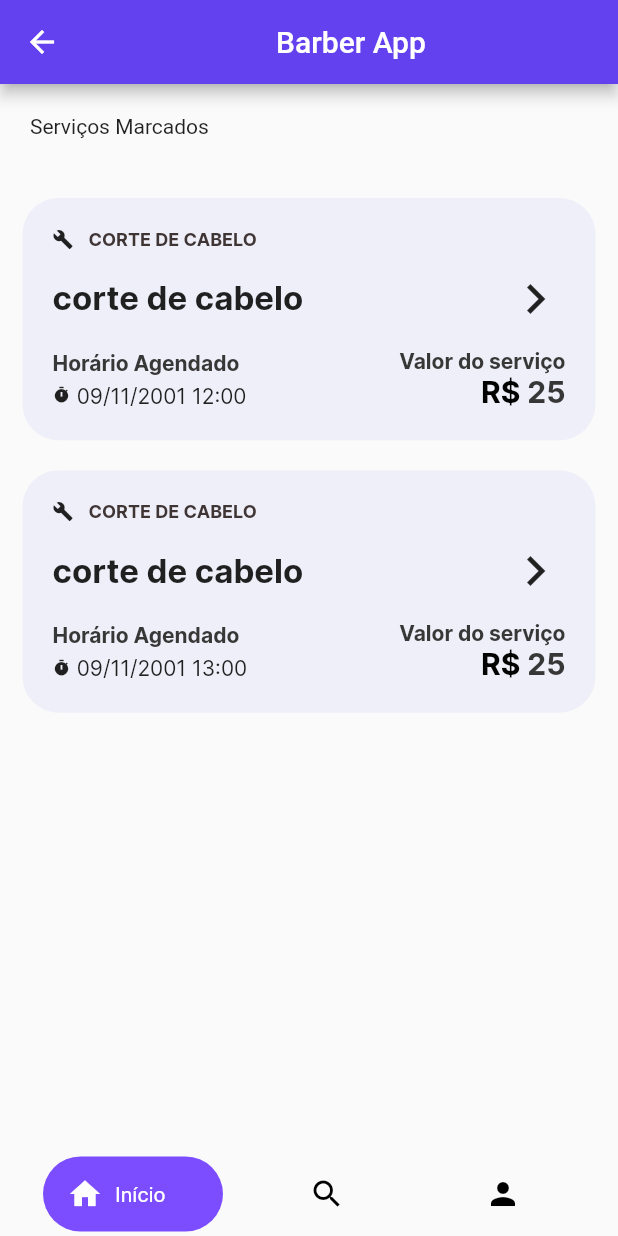
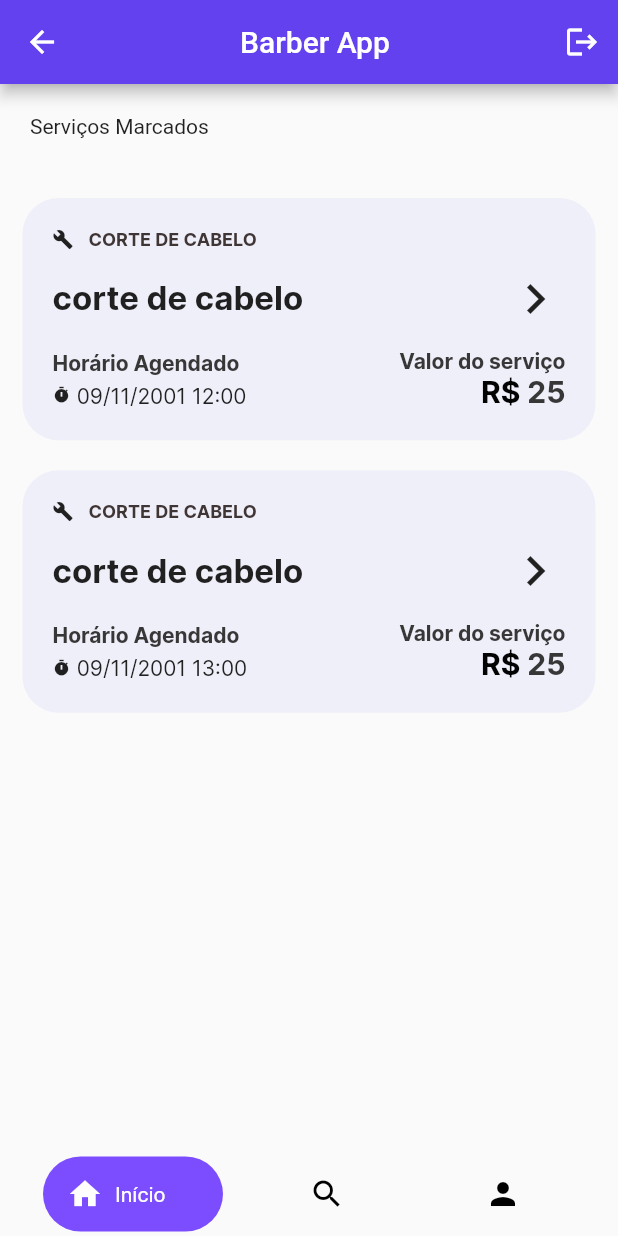
Before and after one commit to viniciusOLN/estudos_flutter, a Flutter app: the HomePage screen opened by its route, on a phone screen of 412 x 824 dp. Run offline on Flutter 3.47's test engine with Material 2 defaults, Android fonts, the phone set to English and light mode, and no system bars; our stand-ins replace flutter_svg, get, get_storage, shared_preferences, splashscreen; missing offline and left inert: flutter_youtube; accounts and stored records are empty.

Commit message:
removendo widgets desnecessários

```diff
--- a/getx_study/lib/app/modules/home/home_view.dart
+++ b/getx_study/lib/app/modules/home/home_view.dart
@@ -13,13 +13,17 @@ class HomePage extends GetView<HomeController> {
         title: const Center(
           child: Text('Barber App'),
         ),
+        actions: [
+          IconButton(
+            onPressed: controller.clearStorageLogin,
+            icon: Icon(Icons.logout),
+          ),
+        ],
       ),
       body: GetBuilder<ControllerCustomBar>(
         id: 'currentPage',
         builder: (_) {
-          return Container(
-            child: _.currentPage(),
-          );
+          return _.currentPage();
         },
       ),
       bottomNavigationBar: BottomNavCustom(),
```
